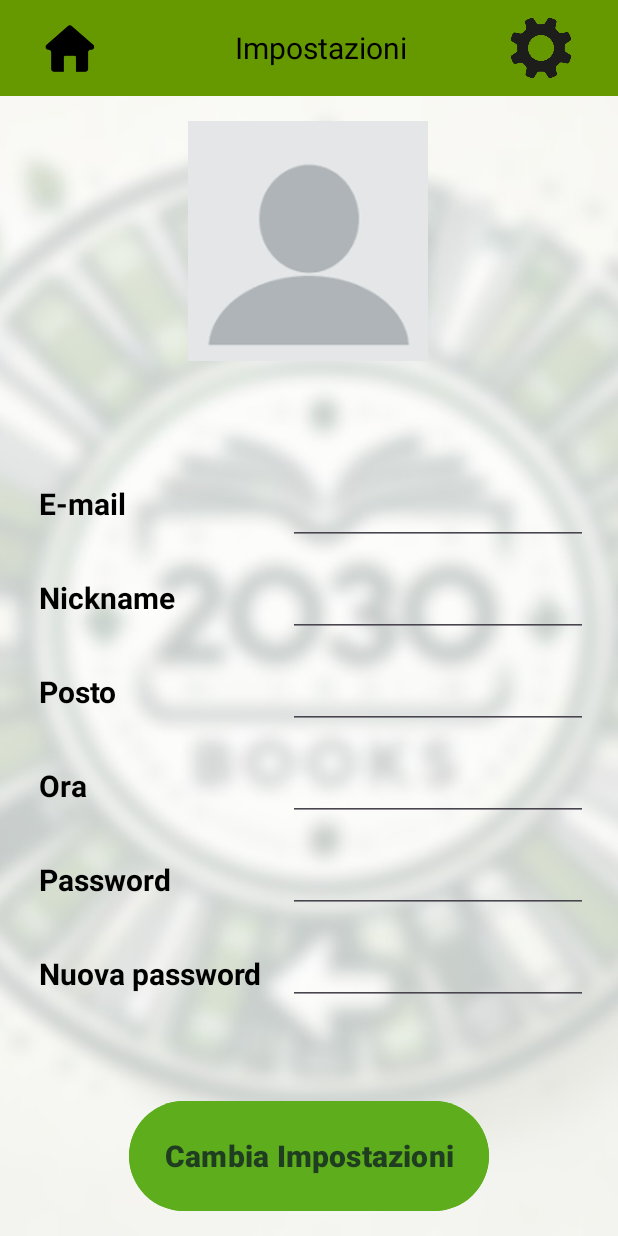
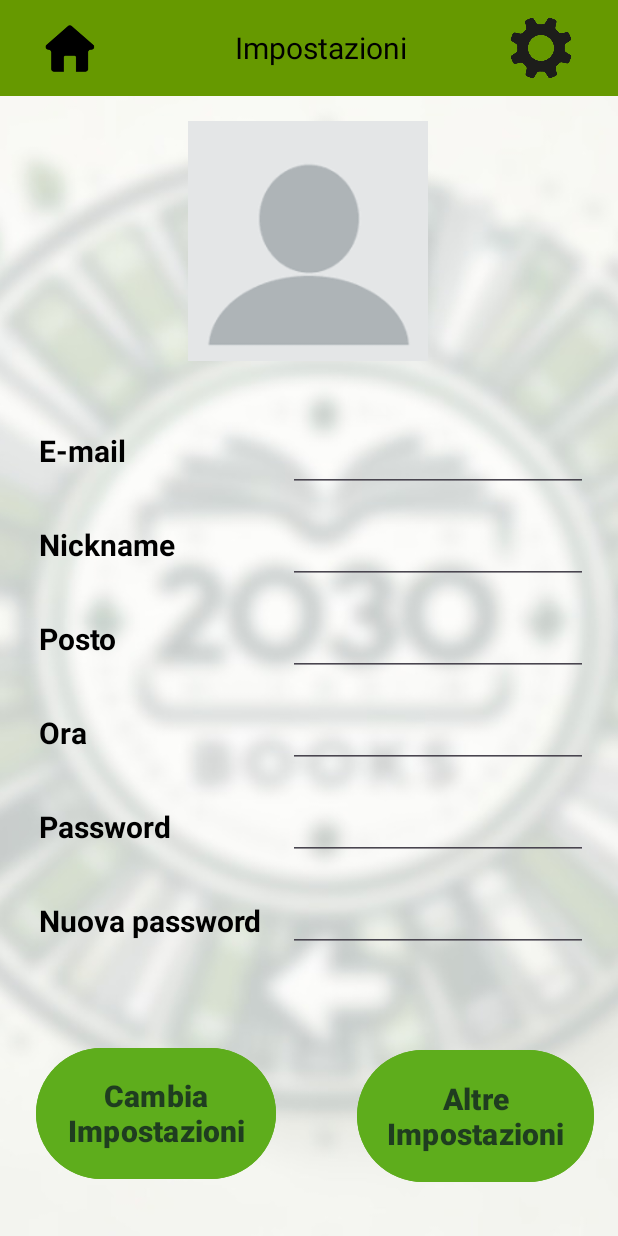
Before and after one commit to LeonardoBoldrin/2030Books, an Android app: the screen it shows after launch once a user with an empty profile is signed in (DashboardActivity), after a tap on an icon or button, on a phone screen of 412 x 824 dp. Run offline under Robolectric (Android 15) with nearby library versions, the phone set to English and light mode, and no system bars; our stand-ins replace Firebase (no records; nobody signed in at launch, a user with empty details on screens opened directly).

Commit message:
User modifiche

```diff
--- a/app/src/main/res/layout/fragment_user_profile.xml
+++ b/app/src/main/res/layout/fragment_user_profile.xml
@@ -2,6 +2,7 @@
 <androidx.constraintlayout.widget.ConstraintLayout
     xmlns:android="http://schemas.android.com/apk/res/android"
     xmlns:app="http://schemas.android.com/apk/res-auto"
+    xmlns:tools="http://schemas.android.com/tools"
     android:id="@+id/main"
     android:layout_width="match_parent"
     android:layout_height="match_parent">
@@ -152,8 +153,8 @@
 
     <Button
         android:id="@+id/newAcc_btn"
-        android:layout_width="240dp"
-        android:layout_height="81dp"
+        android:layout_width="160dp"
+        android:layout_height="95dp"
         android:backgroundTint="@color/green"
         android:padding="18dp"
         android:text="Cambia Impostazioni"
@@ -162,9 +163,27 @@
         android:textStyle="bold"
         app:layout_constraintBottom_toBottomOf="parent"
         app:layout_constraintEnd_toEndOf="parent"
+        app:layout_constraintHorizontal_bias="0.096"
         app:layout_constraintStart_toStartOf="parent"
         app:layout_constraintTop_toBottomOf="@id/imageView3"
-        app:layout_constraintVertical_bias="0.975" />
+        app:layout_constraintVertical_bias="0.931" />
+
+    <Button
+        android:id="@+id/more_btn"
+        android:layout_width="158dp"
+        android:layout_height="96dp"
+        android:backgroundTint="@color/green"
+        android:padding="18dp"
+        android:text="Altre Impostazioni"
+        android:textColor="@color/darkGreen"
+        android:textSize="20sp"
+        android:textStyle="bold"
+        app:layout_constraintBottom_toBottomOf="parent"
+        app:layout_constraintEnd_toEndOf="parent"
+        app:layout_constraintHorizontal_bias="0.936"
+        app:layout_constraintStart_toStartOf="parent"
+        app:layout_constraintTop_toBottomOf="@id/imageView3"
+        app:layout_constraintVertical_bias="0.934" />
 
     <ImageView
         android:id="@+id/imageView3"
```
Also changed, not shown: app/src/main/res/layout/fragment_user_settings.xml (added, +118 -0 lines).
